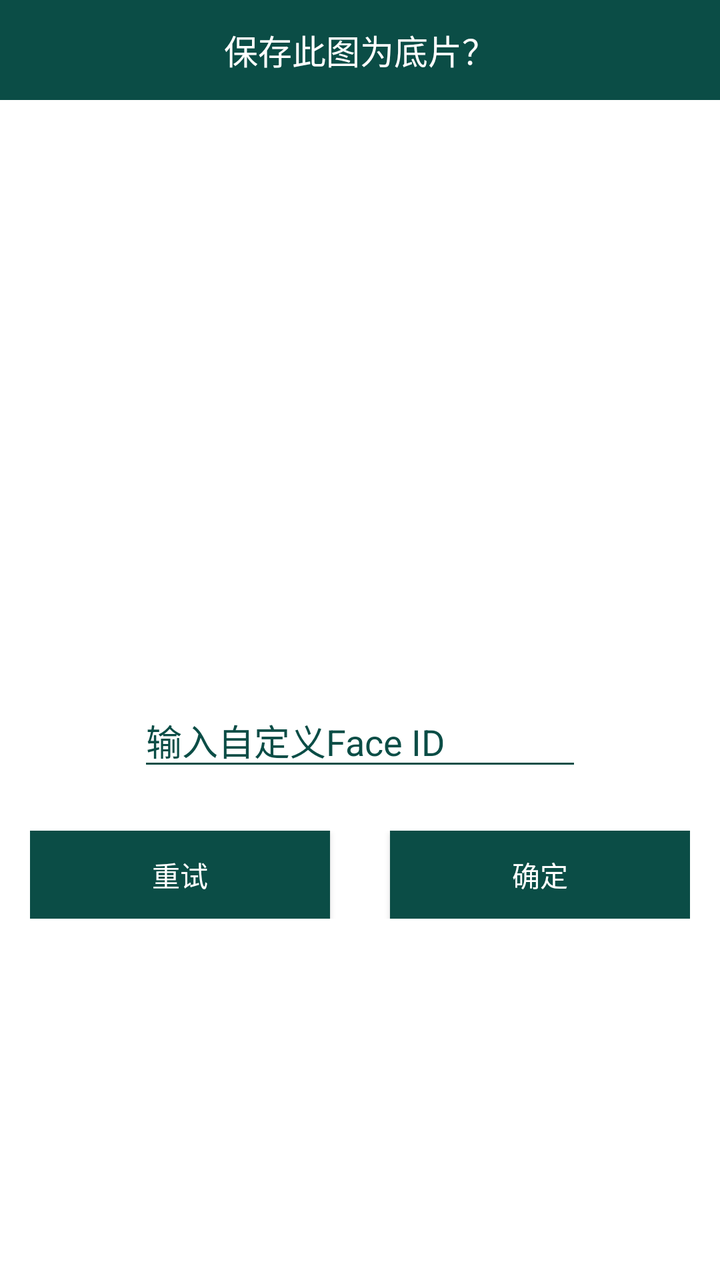
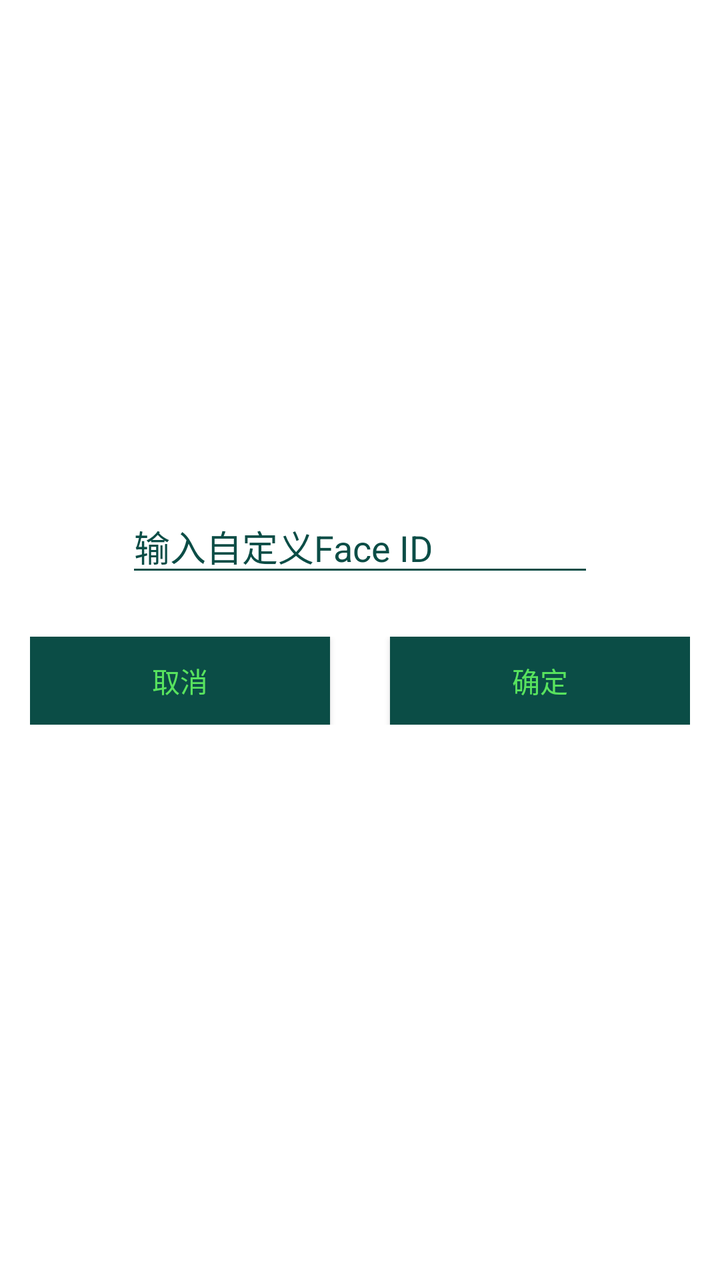

The first picture is an Android layout as it rendered before a commit; the second is the same layout after the commit. The layout source and the unified diff follow.
<!-- AndroidManifest.xml: application theme Theme.AppCompat.NoActionBar -->
<!-- res/layout/dialog_confirm_base.xml -->
<?xml version="1.0" encoding="utf-8"?>
<LinearLayout xmlns:android="http://schemas.android.com/apk/res/android"
    android:layout_width="match_parent"
    android:layout_height="wrap_content"
    android:background="@color/white"
    android:orientation="vertical">

    <androidx.core.widget.NestedScrollView
        android:layout_width="match_parent"
        android:layout_height="match_parent">

        <LinearLayout
            android:layout_width="match_parent"
            android:layout_height="wrap_content"
            android:orientation="vertical">

            <TextView
                android:id="@+id/textView"
                android:layout_width="match_parent"
                android:layout_height="50dp"
                android:background="@color/blue_sky"
                android:gravity="center"
                android:text="保存此图为底片？"
                android:textColor="@android:color/white"
                android:textSize="17sp" />


            <ImageView
                android:id="@+id/preview"
                android:layout_gravity="center"
                android:layout_marginTop="50dp"
                android:layout_marginBottom="25dp"
                android:layout_width="222dp"
                android:layout_height="222dp"/>


            <EditText
                android:id="@+id/edit_text"
                android:layout_width="222dp"
                android:layout_height="wrap_content"
                android:hint="输入自定义Face ID"
                android:digits="0123456789abcdefghijklmnopqrstuvwxyz"
                android:layout_gravity="center"
                android:theme="@style/MyEditText"
                android:layout_marginBottom="25dp"
                android:textColorHint="@color/blue_sky"
                android:textColor="@color/green"
                android:focusable="true"
                />


            <LinearLayout
                android:layout_width="match_parent"
                android:layout_height="wrap_content"
                android:layout_marginBottom="15dp"
                android:orientation="horizontal"
                android:paddingLeft="15dp"
                android:paddingRight="15dp">

                <Button
                    android:id="@+id/btn_cancel"
                    android:layout_width="0dp"
                    android:layout_height="44dp"
                    android:layout_marginRight="15dp"
                    android:layout_weight="1"
                    android:background="@color/blue_sky"
                    android:text="重试"
                    android:textColor="@android:color/white"
                    android:textSize="14sp" />

                <Button
                    android:id="@+id/btn_ok"
                    android:layout_width="0dp"
                    android:layout_height="44dp"
                    android:layout_weight="1"
                    android:layout_marginLeft="15dp"
                    android:background="@color/blue_sky"
                    android:text="确定"
                    android:textColor="@android:color/white"
                    android:textSize="14sp" />

            </LinearLayout>


        </LinearLayout>


    </androidx.core.widget.NestedScrollView>


</LinearLayout>
<!-- resources referenced by this layout -->
<resources>
  <color name="blue_sky">#0B4D46</color>
  <color name="green">#58E35E</color>
  <color name="white">#FFFFFFFF</color>
  <style name="MyEditText" parent="Theme.AppCompat.Light">
          <item name="colorControlNormal">@color/blue_sky</item>
          <item name="colorControlActivated">@color/green</item>
      </style>
</resources>

<!-- the commit's change to res/layout/dialog_confirm_base.xml (unified diff, before → after) -->
@@ -18,41 +18,42 @@
                 android:id="@+id/textView"
                 android:layout_width="match_parent"
                 android:layout_height="50dp"
-                android:background="@color/blue_sky"
+                android:background="@color/white"
                 android:gravity="center"
-                android:text="保存此图为底片？"
-                android:textColor="@android:color/white"
+                android:text="保存此图 ？"
+                android:visibility="gone"
+                android:textColor="@color/colorPrimary"
                 android:textSize="17sp" />
 
 
             <ImageView
                 android:id="@+id/preview"
                 android:layout_gravity="center"
-                android:layout_marginTop="50dp"
+                android:layout_marginTop="25dp"
                 android:layout_marginBottom="25dp"
-                android:layout_width="222dp"
-                android:layout_height="222dp"/>
+                android:layout_width="200dp"
+                android:layout_height="200dp"/>
 
 
             <EditText
                 android:id="@+id/edit_text"
-                android:layout_width="222dp"
+                android:layout_width="234dp"
                 android:layout_height="wrap_content"
                 android:hint="输入自定义Face ID"
-                android:digits="0123456789abcdefghijklmnopqrstuvwxyz"
                 android:layout_gravity="center"
                 android:theme="@style/MyEditText"
                 android:layout_marginBottom="25dp"
-                android:textColorHint="@color/blue_sky"
+                android:textColorHint="@color/colorPrimary"
                 android:textColor="@color/green"
                 android:focusable="true"
+                android:focusableInTouchMode="true"
                 />
 
 
             <LinearLayout
                 android:layout_width="match_parent"
                 android:layout_height="wrap_content"
-                android:layout_marginBottom="15dp"
+                android:layout_marginBottom="25dp"
                 android:orientation="horizontal"
                 android:paddingLeft="15dp"
                 android:paddingRight="15dp">
@@ -63,9 +64,9 @@
                     android:layout_height="44dp"
                     android:layout_marginRight="15dp"
                     android:layout_weight="1"
-                    android:background="@color/blue_sky"
-                    android:text="重试"
-                    android:textColor="@android:color/white"
+                    android:background="@color/colorPrimary"
+                    android:text="取消"
+                    android:textColor="@color/green"
                     android:textSize="14sp" />
 
                 <Button
@@ -74,18 +75,15 @@
                     android:layout_height="44dp"
                     android:layout_weight="1"
                     android:layout_marginLeft="15dp"
-                    android:background="@color/blue_sky"
+                    android:background="@color/colorPrimary"
                     android:text="确定"
-                    android:textColor="@android:color/white"
+                    android:textColor="@color/green"
                     android:textSize="14sp" />
 
             </LinearLayout>
 
-
         </LinearLayout>
-
 
     </androidx.core.widget.NestedScrollView>
 
-
 </LinearLayout>
<!-- resource entries referenced after the edit -->
@@ -1,5 +1,6 @@
 <!-- resources referenced by this layout -->
 <resources>
+  <color name="colorPrimary">#0B4D46</color>
   <color name="blue_sky">#0B4D46</color>
   <color name="green">#58E35E</color>
   <color name="white">#FFFFFFFF</color>
